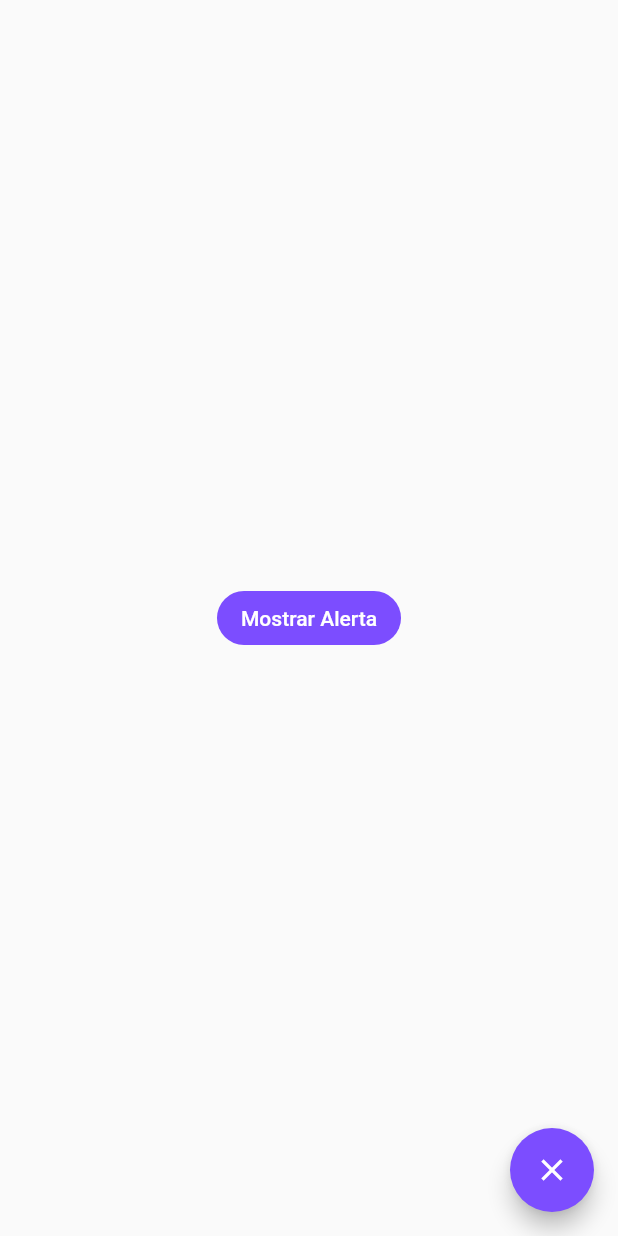
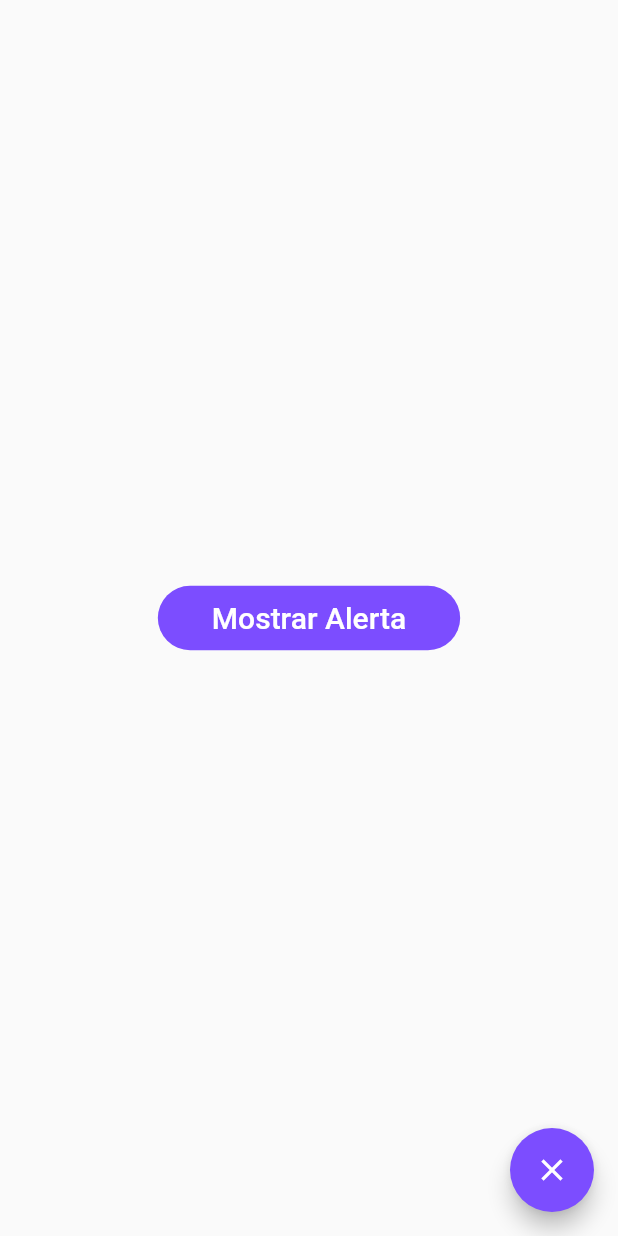
Before and after one commit to johnhaverh/componentsFlutter, a Flutter app: the AlertPage screen opened by its route, on a phone screen of 412 x 824 dp. Run offline on Flutter 3.47's test engine with Material 2 defaults, Android fonts, the phone set to English and light mode, and no system bars.

Commit message:
componentsflutter: alert_page.dart:  update

```diff
--- a/lib/pages/alert_page.dart
+++ b/lib/pages/alert_page.dart
@@ -14,8 +14,11 @@ class AlertPage extends StatelessWidget {
           //    shape: StadiumBorder(),
           //    elevation: 0
           //  ),
+           child: Padding(
+             padding: const EdgeInsets.symmetric(horizontal: 20.0, vertical: 10),
+             child: Text('Mostrar Alerta',style:  TextStyle(fontSize: 20 ),),
+           ),
            onPressed: () {},
-           child: Text('Mostrar Alerta')
         ),
       ),
       floatingActionButton: FloatingActionButton(
```
